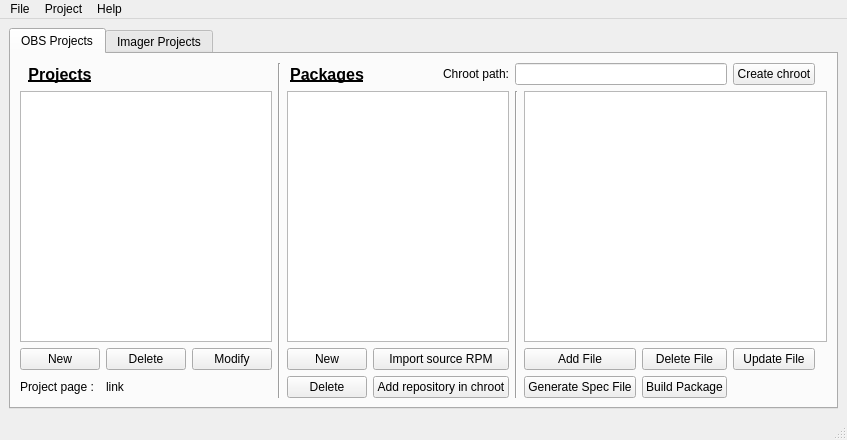
First picture: the form in src/ObsLightGui/ui/obsLightMain.ui, repository ronan22/obs-light, before the edit.
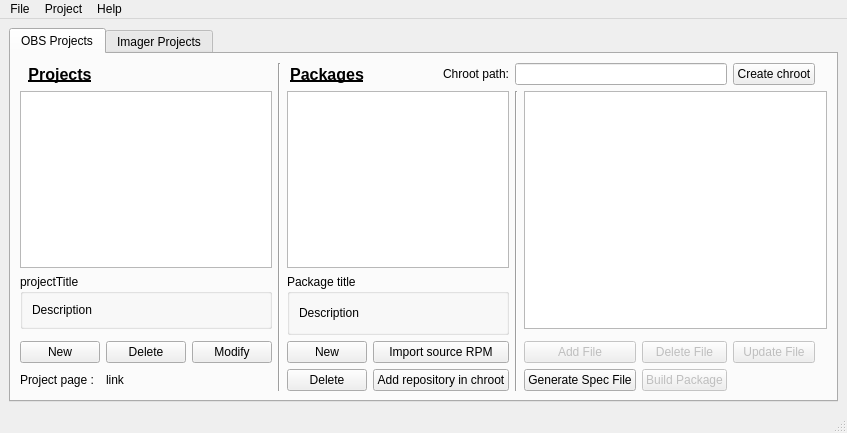
Second picture: the form after the edit.

Commit message: - change gui, add project,package description/title

```diff
--- a/src/ObsLightGui/ui/obsLightMain.ui
+++ b/src/ObsLightGui/ui/obsLightMain.ui
@@ -6,8 +6,8 @@
    <rect>
     <x>0</x>
     <y>0</y>
-    <width>806</width>
-    <height>440</height>
+    <width>835</width>
+    <height>433</height>
    </rect>
   </property>
   <property name="windowTitle">
@@ -52,7 +52,7 @@
         <string>OBS Projects</string>
        </attribute>
        <layout class="QGridLayout" name="gridLayout_2">
-        <item row="2" column="0">
+        <item row="4" column="0">
          <widget class="QPushButton" name="newObsProjectButton">
           <property name="locale">
            <locale language="English" country="UnitedStates"/>
@@ -62,57 +62,66 @@
           </property>
          </widget>
         </item>
-        <item row="2" column="1">
+        <item row="4" column="1">
          <widget class="QPushButton" name="deleteObsProjectButton">
           <property name="text">
            <string>Delete</string>
           </property>
          </widget>
         </item>
-        <item row="2" column="2">
+        <item row="4" column="2">
          <widget class="QPushButton" name="modifyObsProjectButton">
           <property name="text">
            <string>Modify</string>
           </property>
          </widget>
         </item>
-        <item row="0" column="3" rowspan="4">
+        <item row="0" column="3" rowspan="6">
          <widget class="Line" name="line">
           <property name="orientation">
            <enum>Qt::Vertical</enum>
           </property>
          </widget>
         </item>
-        <item row="2" column="4">
+        <item row="4" column="4">
          <widget class="QPushButton" name="newPackageButton">
           <property name="text">
            <string>New</string>
           </property>
          </widget>
         </item>
-        <item row="1" column="7" rowspan="3">
+        <item row="1" column="7" rowspan="5">
          <widget class="Line" name="line_2">
           <property name="orientation">
            <enum>Qt::Vertical</enum>
           </property>
          </widget>
         </item>
-        <item row="2" column="8">
+        <item row="4" column="8">
          <widget class="QPushButton" name="addFileButton">
+          <property name="enabled">
+           <bool>false</bool>
+          </property>
           <property name="text">
            <string>Add File</string>
           </property>
          </widget>
         </item>
-        <item row="2" column="9">
+        <item row="4" column="9">
          <widget class="QPushButton" name="deleteFileButton">
+          <property name="enabled">
+           <bool>false</bool>
+          </property>
           <property name="text">
            <string>Delete File</string>
           </property>
          </widget>
         </item>
-        <item row="2" column="10">
+        <item row="4" column="10">
          <widget class="QPushButton" name="updateFileButton">
+          <property name="enabled">
+           <bool>false</bool>
+          </property>
           <property name="text">
            <string>Update File</string>
           </property>
@@ -161,21 +170,24 @@
           </property>
          </widget>
         </item>
-        <item row="3" column="8">
+        <item row="5" column="8">
          <widget class="QPushButton" name="generateSpecFileButton">
           <property name="text">
            <string>Generate Spec File</string>
           </property>
          </widget>
         </item>
-        <item row="3" column="9">
+        <item row="5" column="9">
          <widget class="QPushButton" name="buildPackageButton">
+          <property name="enabled">
+           <bool>false</bool>
+          </property>
           <property name="text">
            <string>Build Package</string>
           </property>
          </widget>
         </item>
-        <item row="3" column="5">
+        <item row="5" column="5">
          <widget class="QPushButton" name="addRepoInChrootButton">
           <property name="text">
            <string>Add repository in chroot</string>
@@ -192,21 +204,24 @@
           </property>
          </widget>
         </item>
-        <item row="3" column="4">
+        <item row="5" column="4">
          <widget class="QPushButton" name="deletePackageButton">
           <property name="text">
            <string>Delete</string>
           </property>
          </widget>
         </item>
-        <item row="2" column="5">
+        <item row="4" column="5">
          <widget class="QPushButton" name="importRpmButton">
+          <property name="enabled">
+           <bool>true</bool>
+          </property>
           <property name="text">
            <string>Import source RPM</string>
           </property>
          </widget>
         </item>
-        <item row="3" column="0">
+        <item row="5" column="0">
          <widget class="QLabel" name="projectPageLabel">
           <property name="text">
            <string>Project page :</string>
@@ -232,10 +247,10 @@
           </attribute>
          </widget>
         </item>
-        <item row="1" column="8" colspan="5">
+        <item row="1" column="8" rowspan="2" colspan="5">
          <widget class="QTreeView" name="fileTreeView"/>
         </item>
-        <item row="3" column="1" colspan="2">
+        <item row="5" column="1" colspan="2">
          <widget class="QLabel" name="projectPageLinkLabel">
           <property name="text">
            <string>link</string>
@@ -255,6 +270,44 @@
           </property>
          </widget>
         </item>
+        <item row="2" column="0" colspan="3">
+         <widget class="QGroupBox" name="projectGroupBox">
+          <property name="accessibleName">
+           <string/>
+          </property>
+          <property name="title">
+           <string>projectTitle</string>
+          </property>
+          <property name="flat">
+           <bool>false</bool>
+          </property>
+          <layout class="QGridLayout" name="gridLayout_9">
+           <item row="3" column="0">
+            <widget class="QLabel" name="projectDescriptionlabel">
+             <property name="text">
+              <string>Description</string>
+             </property>
+            </widget>
+           </item>
+          </layout>
+         </widget>
+        </item>
+        <item row="2" column="4" rowspan="2" colspan="2">
+         <widget class="QGroupBox" name="packageGroupBox">
+          <property name="title">
+           <string>Package title</string>
+          </property>
+          <layout class="QGridLayout" name="gridLayout_10">
+           <item row="0" column="0">
+            <widget class="QLabel" name="ProjectDescriptionlabel">
+             <property name="text">
+              <string>Description</string>
+             </property>
+            </widget>
+           </item>
+          </layout>
+         </widget>
+        </item>
        </layout>
       </widget>
       <widget class="QWidget" name="imagerProjectTab">
```
Left out of the diff: 2 changed lines with no effect on the pictures. The commit also changes 5 other files.
